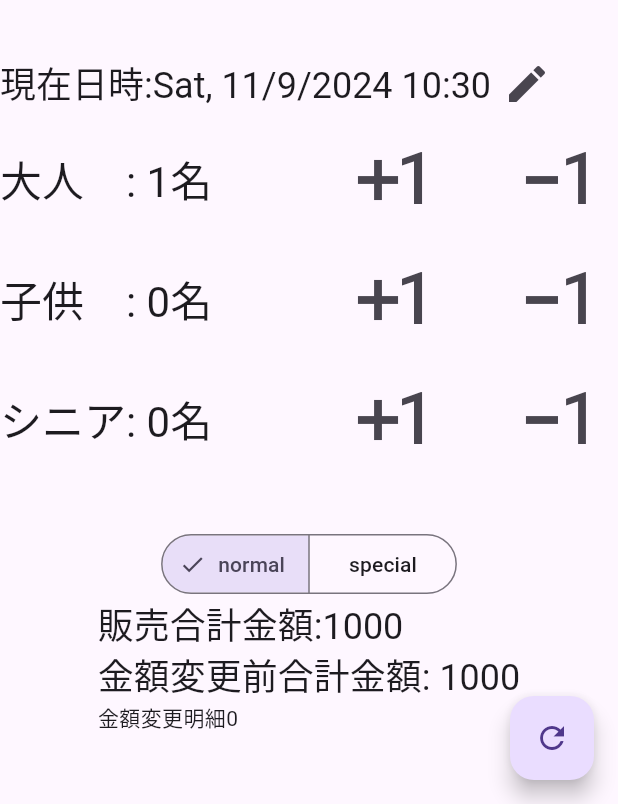
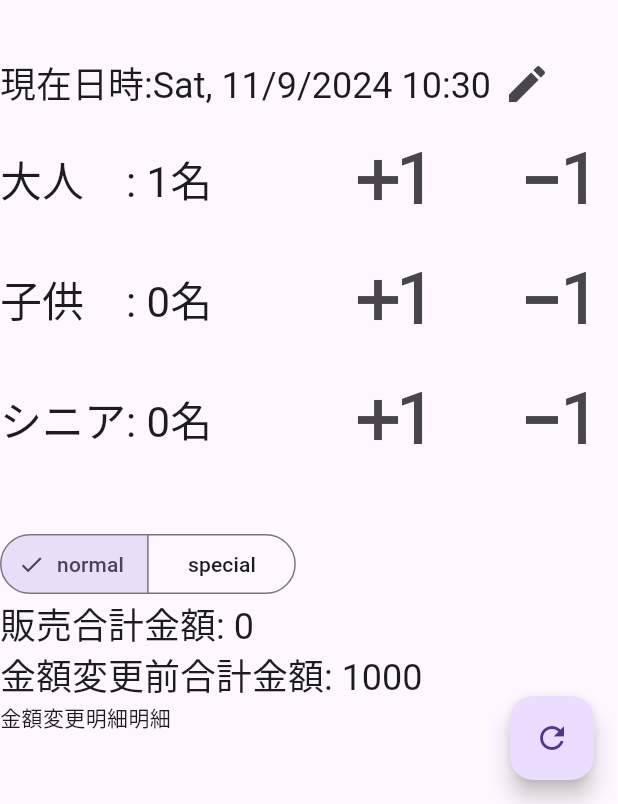
Before and after one commit to xaatw0/zooo_app, a Flutter app: the screen it shows after launch, after a tap on the "exposure plus 1" icon, on a phone screen of 412 x 824 dp, the part 432-1236 px from its top. Run offline on Flutter 3.47's test engine with Material 3 defaults, Android fonts, the light colour scheme and no system bars; our stand-ins replace flutter_riverpod, riverpod_annotation; generated files the repository leaves out were written again.

Commit message:
計算結果を表示するように修正

```diff
--- a/lib/logic/price_determining_factors/price_determining_process.dart
+++ b/lib/logic/price_determining_factors/price_determining_process.dart
@@ -1,3 +1,5 @@
+import 'package:flutter/rendering.dart';
+
 import 'adjustment_price_and_details.dart';
 
 abstract class PriceDeterminingProcess {
@@ -9,10 +11,11 @@ abstract class PriceDeterminingProcess {
   /// 有効時に実行する割引・割り増しの処理
   AdjustmentPriceAndDetails resolvePrice(final AdjustmentPriceAndDetails value);
 
-  void setNext(final PriceDeterminingProcess? nextProcess) {
-    assert(nextProcess == null, '1度しか設定できない');
+  PriceDeterminingProcess setNext(final PriceDeterminingProcess nextProcess) {
+    assert(this.nextProcess == null, '1度しか設定できない');
 
     this.nextProcess = nextProcess;
+    return nextProcess;
   }
 
   AdjustmentPriceAndDetails proceed(final AdjustmentPriceAndDetails value) {
--- /dev/null
+++ b/lib/ui/pages/fee_calculator/fee_calculator_logic.dart
@@ -0,0 +1,32 @@
+import 'package:zooo_app/logic/entry_fee.dart';
+import 'package:zooo_app/logic/price_determining_factors/day_of_week_discount.dart';
+import 'package:zooo_app/logic/price_determining_factors/evening_discount.dart';
+import 'package:zooo_app/logic/price_determining_factors/group_discount.dart';
+import 'package:zooo_app/logic/price_determining_factors/holiday_surcharge.dart';
+import 'package:zooo_app/logic/price_determining_factors/price_determining_process.dart';
+
+class FeeCalculatorLogic {
+  int calcTotalAmountBeforeAdjustmentMap(
+      EntryFee fees, int adultCount, int childCount, int seniorCount) {
+    return fees.adult * adultCount +
+        fees.child * childCount +
+        fees.senior * seniorCount;
+  }
+
+  int calcTotalAmount(
+    EntryFee entryFee,
+    DateTime currentTime,
+    int adultCount,
+    int childCount,
+    int seniorCount,
+  ) {
+    final PriceDeterminingProcess process =
+        GroupDiscount(adultCount + seniorCount, childCount);
+    process
+        .setNext(EveningDiscount(currentTime))
+        .setNext(HolidaySurcharge(currentTime))
+        .setNext(DayOfWeekDiscount(currentTime));
+
+    return 0;
+  }
+}
--- a/lib/ui/pages/fee_calculator/fee_calculator_provider.dart
+++ b/lib/ui/pages/fee_calculator/fee_calculator_provider.dart
@@ -1,11 +1,14 @@
 import 'package:flutter/material.dart';
 import 'package:riverpod_annotation/riverpod_annotation.dart';
 import 'package:zooo_app/logic/entry_fee.dart';
+import 'package:zooo_app/ui/pages/fee_calculator/fee_calculator_logic.dart';
 import 'package:zooo_app/ui/pages/fee_calculator/fee_calculator_model.dart';
 part 'fee_calculator_provider.g.dart';
 
 @riverpod
 class FeeCalculatorProvider extends _$FeeCalculatorProvider {
+  final _logic = FeeCalculatorLogic();
+
   @override
   FeeCalculatorModel build() => FeeCalculatorModel.zero();
 
@@ -69,4 +72,25 @@ class FeeCalculatorProvider extends _$FeeCalculatorProvider {
   void changeFeeType(FeeType? feeType) {
     state = state.copyWith(feeType: feeType);
   }
+
+  int calcTotalSalesAmount(Map<FeeType, EntryFee> map) {
+    return _logic.calcTotalAmount(
+      map[state.feeType]!,
+      state.currentTime,
+      state.adultCount,
+      state.childCount,
+      state.seniorCount,
+    );
+  }
+
+  int calcTotalAmountBeforeAdjustmentMap(Map<FeeType, EntryFee> map) {
+    return _logic.calcTotalAmountBeforeAdjustmentMap(
+      map[state.feeType]!,
+      state.adultCount,
+      state.childCount,
+      state.seniorCount,
+    );
+  }
+
+  String getAdjustmentDetails() => '明細';
 }
--- a/lib/ui/pages/fee_calculator/fee_caluculator_page.dart
+++ b/lib/ui/pages/fee_calculator/fee_caluculator_page.dart
@@ -16,6 +16,7 @@ class MainApp extends ConsumerWidget {
     return Scaffold(
       body: SafeArea(
         child: Column(
+          crossAxisAlignment: CrossAxisAlignment.start,
           children: [
             Padding(
               padding: const EdgeInsets.all(32.0),
@@ -74,15 +75,15 @@ class MainApp extends ConsumerWidget {
                     crossAxisAlignment: CrossAxisAlignment.start,
                     children: [
                       Text(
-                        '販売合計⾦額:${getTotalSalesAmount()}',
+                        '販売合計⾦額: ${ref.watch(feeCalculatorProviderProvider.notifier).calcTotalSalesAmount(entryFee)}',
                         style: Theme.of(context).textTheme.headlineSmall,
                       ),
                       Text(
-                        '⾦額変更前合計⾦額: ${getTotalAmountBeforeAdjustment()}',
+                        '⾦額変更前合計⾦額: ${ref.watch(feeCalculatorProviderProvider.notifier).calcTotalAmountBeforeAdjustmentMap(entryFee)}',
                         style: Theme.of(context).textTheme.headlineSmall,
                       ),
                       Text(
-                        '⾦額変更明細${ref.watch(feeCalculatorProviderProvider.select((e) => e.seniorCount))}',
+                        '⾦額変更明細${ref.watch(feeCalculatorProviderProvider.notifier).getAdjustmentDetails()}',
                         style: Theme.of(context).textTheme.bodyMedium,
                       ),
                     ],
@@ -98,10 +99,6 @@ class MainApp extends ConsumerWidget {
       ),
     );
   }
-
-  int getTotalSalesAmount() => 1000;
-  int getTotalAmountBeforeAdjustment() => 1000;
-  String getAdjustmentDetails() => '明細';
 }
 
 class _InputNumberOfPeopleTile extends ConsumerWidget {
```
